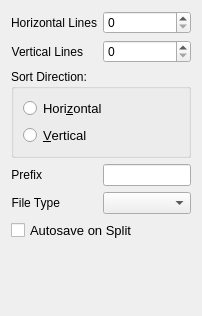
KDE/krita, file plugins/extensions/imagesplit/wdg_imagesplit.ui: the form before one commit.
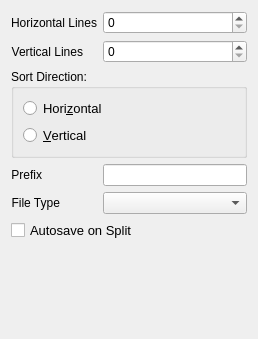
The form after the commit. Custom widgets are drawn as their Qt base class.

Commit message:
Fix layout of the imagesplit dialog
BUG:405108

```diff
--- a/plugins/extensions/imagesplit/wdg_imagesplit.ui
+++ b/plugins/extensions/imagesplit/wdg_imagesplit.ui
@@ -6,8 +6,8 @@
    <rect>
     <x>0</x>
     <y>0</y>
-    <width>202</width>
-    <height>316</height>
+    <width>258</width>
+    <height>339</height>
    </rect>
   </property>
   <property name="windowTitle">
```
The commit also changes 1 other file.
